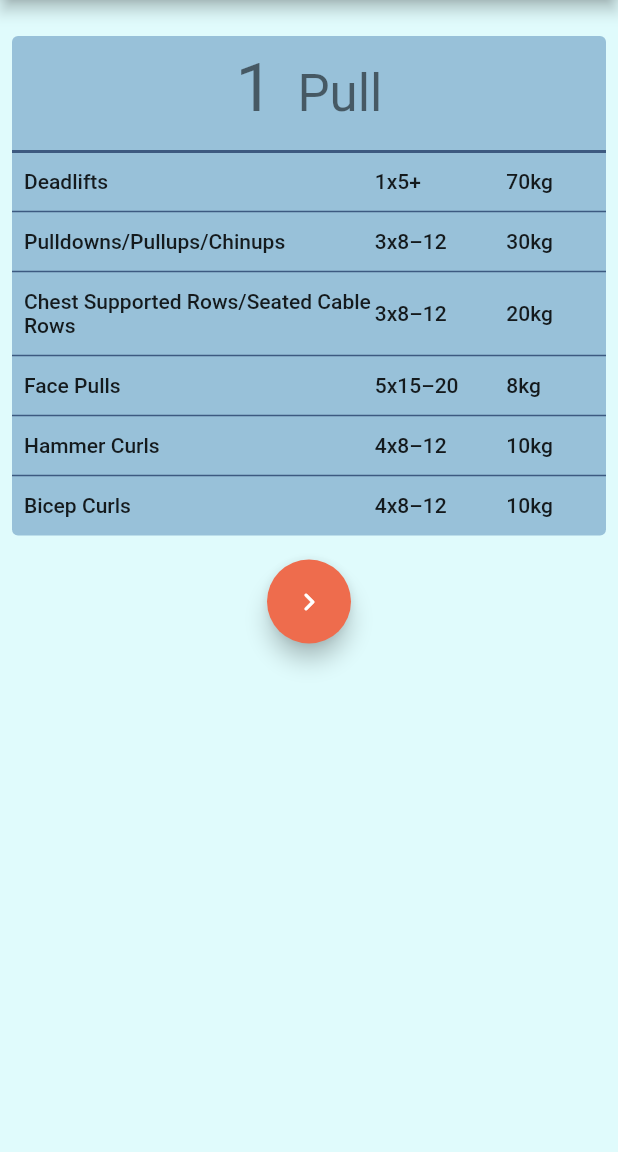
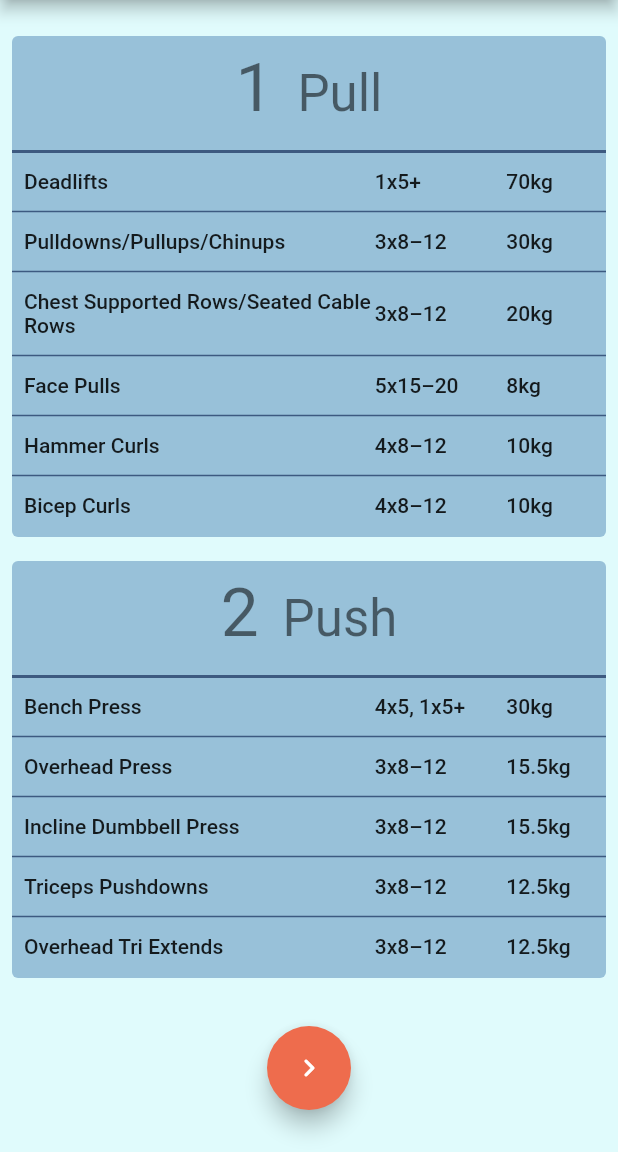
Before and after one commit to JPUF/ppl_course, a Flutter app: the screen it shows after launch, on a phone screen of 412 x 824 dp, the part 84-1236 px from its top. Run offline on Flutter 3.47's test engine with Material 2 defaults, Android fonts, the phone set to English and light mode, and no system bars; our stand-ins replace flutter_bloc, lottie.

Commit message:
second session

```diff
--- a/lib/data/models/cycle/session.dart
+++ b/lib/data/models/cycle/session.dart
@@ -11,3 +11,16 @@ class Session {
 enum SessionType {
   push, pull, legs
 }
+
+extension SessionString on SessionType {
+  String toSessionString() {
+    switch(this) {
+      case SessionType.push:
+        return 'Push';
+      case SessionType.pull:
+        return 'Pull';
+      case SessionType.legs:
+        return 'Legs';
+    }
+  }
+}
--- a/lib/data/repositories/cycle_repository.dart
+++ b/lib/data/repositories/cycle_repository.dart
@@ -6,22 +6,25 @@ import 'package:ppl_course/data/models/exercise/weight.dart';
 
 class CycleRepository {
   final List<Cycle> _cycles = [
-    Cycle(
-      [
-        Session(
-            1,
-            SessionType.pull,
-            [
-              Exercise.weighted('Deadlifts', SetsReps.endSetOnly(5), Weight(70)),
-              Exercise.weighted('Pulldowns/Pullups/Chinups', SetsReps.range(3, 8, 12), Weight(30)),
-              Exercise.weighted('Chest Supported Rows/Seated Cable Rows', SetsReps.range(3, 8, 12), Weight(20)),
-              Exercise.weighted('Face Pulls', SetsReps.range(5, 15, 20), Weight(8)),
-              Exercise.weighted('Hammer Curls', SetsReps.range(4, 8, 12), Weight(10)),
-              Exercise.weighted('Bicep Curls', SetsReps.range(4, 8, 12), Weight(10))
-            ]
-        )
-      ]
-    )
+    Cycle([
+      Session(1, SessionType.pull, [
+        Exercise.weighted('Deadlifts', SetsReps.endSetOnly(5), Weight(70)),
+        Exercise.weighted(
+            'Pulldowns/Pullups/Chinups', SetsReps.range(3, 8, 12), Weight(30)),
+        Exercise.weighted('Chest Supported Rows/Seated Cable Rows',
+            SetsReps.range(3, 8, 12), Weight(20)),
+        Exercise.weighted('Face Pulls', SetsReps.range(5, 15, 20), Weight(8)),
+        Exercise.weighted('Hammer Curls', SetsReps.range(4, 8, 12), Weight(10)),
+        Exercise.weighted('Bicep Curls', SetsReps.range(4, 8, 12), Weight(10))
+      ]),
+      Session(2, SessionType.push, [
+        Exercise.weighted('Bench Press', SetsReps.fixedEndSet(4, 5, 5), Weight(30)),
+        Exercise.weighted('Overhead Press', SetsReps.range(3, 8, 12), Weight(15.5)),
+        Exercise.weighted('Incline Dumbbell Press', SetsReps.range(3, 8, 12), Weight(15.5)),
+        Exercise.weighted('Triceps Pushdowns', SetsReps.range(3, 8, 12), Weight(12.5)),
+        Exercise.weighted('Overhead Tri Extends', SetsReps.range(3, 8, 12), Weight(12.5)),
+      ]),
+    ])
   ];
 
   List<Cycle> getCycles() {
--- a/lib/presentation/pages/home/home_page.dart
+++ b/lib/presentation/pages/home/home_page.dart
@@ -1,5 +1,6 @@
 import 'package:flutter/material.dart';
 import 'package:flutter_bloc/flutter_bloc.dart';
+import 'package:ppl_course/data/models/cycle/cycle.dart';
 import 'package:ppl_course/data/models/cycle/session.dart';
 import 'package:ppl_course/data/network/response.dart';
 import 'package:ppl_course/logic/cycles/cycles_bloc.dart';
@@ -19,12 +20,12 @@ class HomePage extends StatefulWidget {
 class _HomePageState extends State<HomePage> {
   @override
   Widget build(BuildContext context) {
-
     BlocProvider.of<CyclesBloc>(context).add(FetchCycles());
 
     return Scaffold(
       appBar: AppBar(title: Text(widget.title)),
-      body: Align(
+      body: SingleChildScrollView(
+        child: Align(
           alignment: Alignment.topLeft,
           child: Padding(
             padding: const EdgeInsets.all(8.0),
@@ -32,17 +33,29 @@ class _HomePageState extends State<HomePage> {
               mainAxisAlignment: MainAxisAlignment.start,
               children: <Widget>[
                 const SizedBox(height: 16),
-              BlocBuilder<CyclesBloc, Response<CyclesState>>(builder: (context, state) {
+                BlocBuilder<CyclesBloc, Response<CyclesState>>(
+                    builder: (context, state) {
                   switch (state.status) {
                     case Status.completed:
-                    Session? session = state.data?.cycles[0].sessions[0];
-                    if(session != null) return SessionWidget(session: session);
+                      final List<Session>? sessions = state.data?.cycles[0].sessions;
+                      if (sessions != null) {
+                        return Column(
+                          children: sessions.map((session) => SessionWidget(session: session)).toList(),
+                        );
+                        for (var session in sessions) {
+                          return Column(
+                            children: [
+                              SessionWidget(session: session),
+                              const SizedBox(height: 16)
+                            ],
+                          );
+                        }
+                      }
                       return const SizedBox(height: 16);
                     default:
                       return const SizedBox(height: 16);
                   }
                 }),
-
                 const SizedBox(height: 16),
                 FloatingActionButton(
                   heroTag: 'routeCta',
@@ -57,6 +70,7 @@ class _HomePageState extends State<HomePage> {
             ),
           ),
         ),
+      ),
     );
   }
 }
--- a/lib/presentation/pages/home/session_widget.dart
+++ b/lib/presentation/pages/home/session_widget.dart
@@ -28,7 +28,9 @@ class _SessionWidgetState extends State<SessionWidget> {
   @override
   Widget build(BuildContext context) {
     populateExerciseWidgets(widget.session.exercises);
-    return Container(
+    return Padding(
+      padding: const EdgeInsets.fromLTRB(0, 0, 0, 16),
+      child: Container(
         width: double.infinity,
         decoration: BoxDecoration(
             color: AppColor.secondary, borderRadius: BorderRadius.circular(4)),
@@ -41,16 +43,17 @@ class _SessionWidgetState extends State<SessionWidget> {
                 mainAxisAlignment: MainAxisAlignment.center,
                 crossAxisAlignment: CrossAxisAlignment.baseline,
                 children: [
-                Text("1", style: Theme.of(context).textTheme.headline3),
+                  Text('${widget.session.cycleNumber}', style: Theme.of(context).textTheme.headline3),
                   const SizedBox(width: 16),
-                Text("Pull", style: Theme.of(context).textTheme.headline4)
+                  Text(widget.session.type.toSessionString(), style: Theme.of(context).textTheme.headline4)
                 ],
               ),
             ),
             Divider(color: AppColor.dark, thickness: 2),
             Column(children: exerciseWidgets),
-          const SizedBox(height: 8),
+            const SizedBox(height: 9),
           ],
+        ),
       ),
     );
   }
```
Lines whose indentation alone changed are shown as unchanged.
